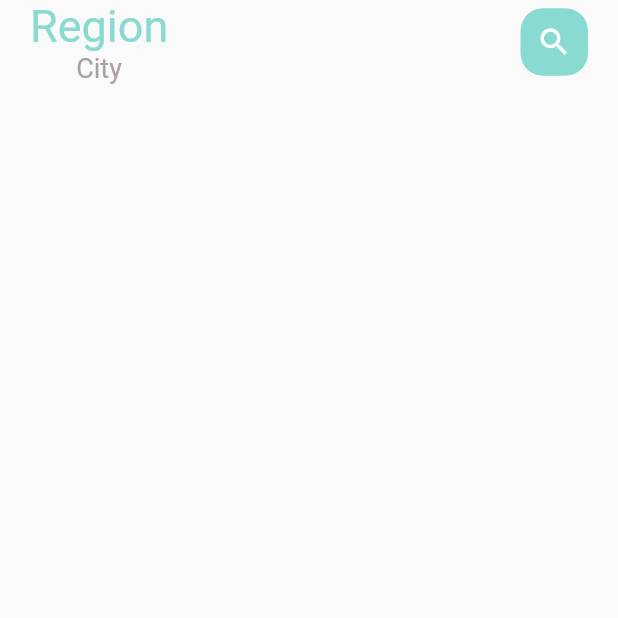
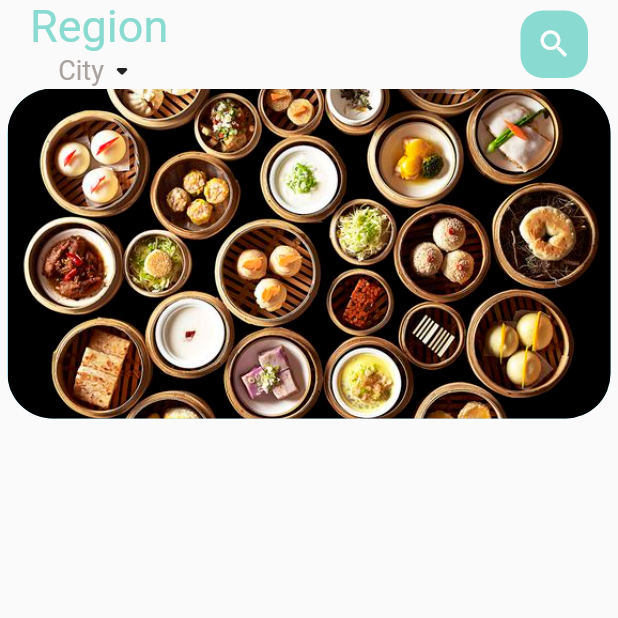
Before and after one commit to muttafa/Flutter-Ecommerce-App, a Flutter app: the screen it shows after launch, on a phone screen of 412 x 824 dp, the top half of it. Run offline on Flutter 3.47's test engine with Material 2 defaults, Android fonts, the phone set to English and light mode, and no system bars; our stand-ins replace google_fonts.

Commit message:
Creating Header and Slider

```diff
--- /dev/null
+++ b/lib/Home/food_page_body.dart
@@ -0,0 +1,47 @@
+import 'package:flutter/material.dart';
+
+Widget _buildPageItem(int index){
+  return Stack(
+    children: [
+    Container(
+    height: 220,
+    margin: EdgeInsets.only(left: 5,right: 5),
+    decoration: BoxDecoration(
+        borderRadius: BorderRadius.circular(30),
+        color: index.isEven? Color(0xFF69C5DF):Color(0xFF9294cc),
+        image: DecorationImage(
+            fit: BoxFit.cover,
+            image: AssetImage(
+                "assets/image/food5.jpg"
+            )
+        )
+    ),
+  )
+    ],
+  );
+}
+
+class FoodPageBody extends StatefulWidget {
+  const FoodPageBody({Key? key}) : super(key: key);
+
+  @override
+  State<FoodPageBody> createState() => _FoodPageBodyState();
+}
+
+class _FoodPageBodyState extends State<FoodPageBody> {
+  @override
+  Widget build(BuildContext context) {
+    return Container(
+      height: 320,
+      child: PageView.builder(
+          itemCount: 5,
+          itemBuilder: (context,position){
+            return _buildPageItem(position);
+          },
+      ),
+
+    );
+
+
+  }
+}
--- a/lib/Home/main_food_page.dart
+++ b/lib/Home/main_food_page.dart
@@ -1,3 +1,4 @@
+import 'package:ecommerce/Home/food_page_body.dart';
 import 'package:ecommerce/widgets/my_text.dart';
 import 'package:ecommerce/widgets/smallText.dart';
 import 'package:flutter/material.dart';
@@ -27,7 +28,12 @@ class _MainFoodPageState extends State<MainFoodPage> {
                       Column(
                         children: [
                           MyText(text: "Region",color: AppColors.maincolorl,size: 30,),
-                          SmallText(text: "City",size: 18,)
+                          Row(
+                            children: [
+                              SmallText(text: "City",size: 18,),
+                              Icon(Icons.arrow_drop_down_rounded)
+                            ],
+                          )
 
                         ],
                       ),
@@ -48,6 +54,7 @@ class _MainFoodPageState extends State<MainFoodPage> {
                 )
             ),
           ),
+          FoodPageBody(),
         ],
       )
     );
--- a/pubspec.yaml
+++ b/pubspec.yaml
@@ -61,9 +61,8 @@ flutter:
   uses-material-design: true
 
   # To add assets to your application, add an assets section, like this:
-  # assets:
-  #   - images/a_dot_burr.jpeg
-  #   - images/a_dot_ham.jpeg
+  assets:
+    - assets/image/
 
   # An image asset can refer to one or more resolution-specific "variants", see
   # https://flutter.dev/assets-and-images/#resolution-aware
```
Also changed, not shown: assets/image/food1.jpg (added), assets/image/food2.jpg (added), assets/image/food3.jpg (added), assets/image/food4.jpg (added), assets/image/food5.jpg (added), 1 other file.
